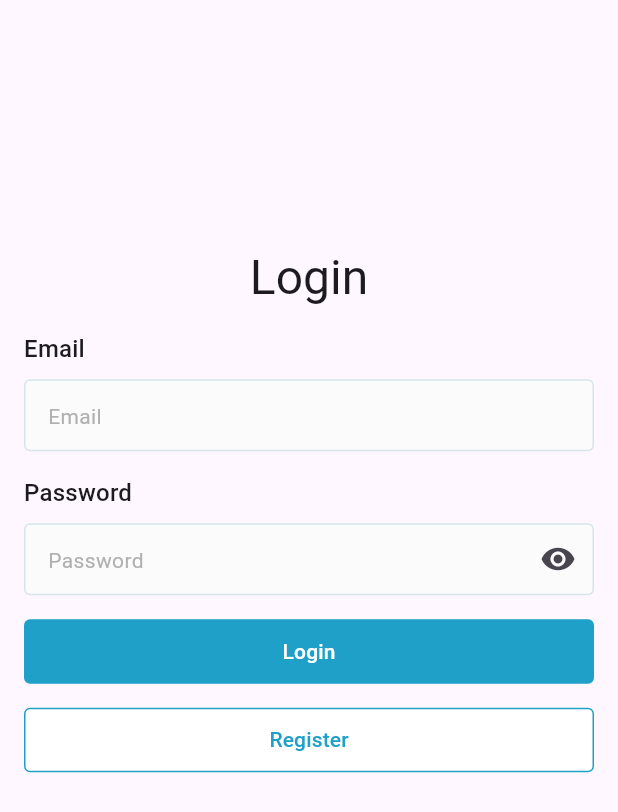
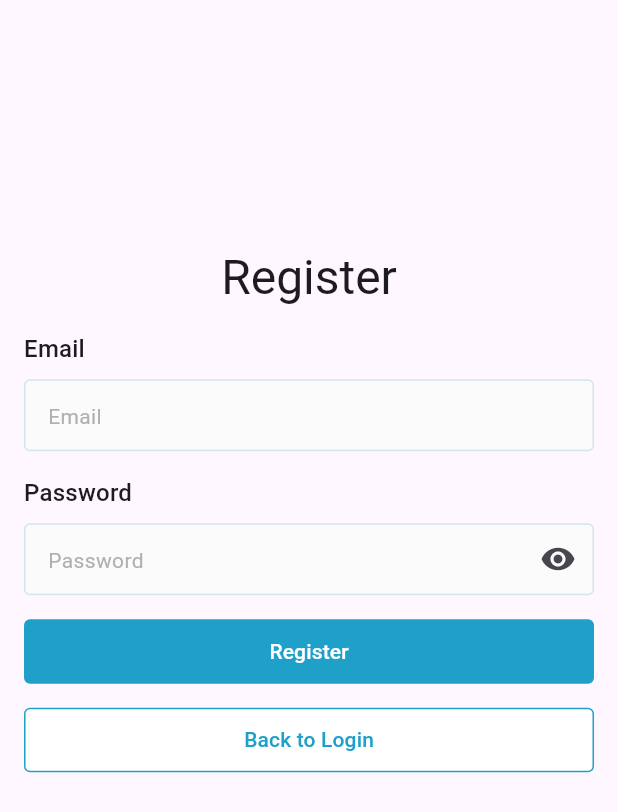
Before and after one commit to fahnaladitia/bahaso_mobile_app, a Flutter app: the screen it shows after launch, after a tap on "Register", on a phone screen of 412 x 824 dp. Shown: the top 812 px of the screen. Run offline on Flutter 3.47's test engine with Material 3 defaults, Android fonts, the light colour scheme and no system bars; our stand-ins replace bloc, equatable, flutter_bloc, get_it, google_fonts, logger.

Commit message:
Create Logic Flow Register User & create toaster extension

```diff
--- a/lib/presentation/app/routes/routes.dart
+++ b/lib/presentation/app/routes/routes.dart
@@ -1,6 +1,7 @@
 import 'package:flutter/material.dart';
 
 import '../../ui/main/main_page.dart';
+import '../../ui/register/register_page.dart';
 
 const String initialRoute = MainPage.routeName;
 
@@ -9,6 +10,8 @@ Route<dynamic> onGenerateRoute(RouteSettings settings) {
     switch (settings.name) {
       case MainPage.routeName:
         return MaterialPageRoute(builder: (context) => const MainPage());
+      case RegisterPage.routeName:
+        return MaterialPageRoute(builder: (context) => const RegisterPage());
       default:
         return MaterialPageRoute(
           builder: (context) => Scaffold(
--- a/lib/presentation/di/blocs_module.dart
+++ b/lib/presentation/di/blocs_module.dart
@@ -1 +1,7 @@
-Future<void> blocsModule() async {}
+import 'package:bahaso_mobile_app/di.dart';
+
+import '../ui/register/bloc/register_bloc.dart';
+
+Future<void> blocsModule() async {
+  getIt.registerFactory(() => RegisterBloc());
+}
--- a/lib/presentation/ui/login/login_page.dart
+++ b/lib/presentation/ui/login/login_page.dart
@@ -1,6 +1,8 @@
+import 'package:bahaso_mobile_app/presentation/utils/toaster_ext.dart';
 import 'package:flutter/material.dart';
 
 import '../../components/components.dart';
+import '../register/register_page.dart';
 
 class LoginPage extends StatefulWidget {
   const LoginPage({Key? key}) : super(key: key);
@@ -91,8 +93,14 @@ class _LoginPageState extends State<LoginPage> {
                 BasicButton.secondary(
                   width: double.infinity,
                   text: 'Register',
-                  onPressed: () {
-                    // Navigate to register page
+                  onPressed: () async {
+                    _emailController.clear();
+                    _passwordController.clear();
+                    final result = await Navigator.pushNamed(context, RegisterPage.routeName);
+                    if (!context.mounted) return;
+                    if (result == true) {
+                      context.showToastSuccess('Register success');
+                    }
                   },
                 ),
               ],
--- /dev/null
+++ b/lib/presentation/ui/register/bloc/register_bloc.dart
@@ -0,0 +1,15 @@
+import 'package:bloc/bloc.dart';
+import 'package:equatable/equatable.dart';
+
+part 'register_event.dart';
+part 'register_state.dart';
+
+class RegisterBloc extends Bloc<RegisterEvent, RegisterState> {
+  RegisterBloc() : super(RegisterInitial()) {
+    on<RegisterSubmittedEvent>((event, emit) async {
+      emit(RegisterLoading());
+      await Future.delayed(const Duration(seconds: 2));
+      emit(RegisterSuccess());
+    });
+  }
+}
--- /dev/null
+++ b/lib/presentation/ui/register/bloc/register_event.dart
@@ -0,0 +1,24 @@
+part of 'register_bloc.dart';
+
+sealed class RegisterEvent extends Equatable {
+  const RegisterEvent();
+
+  @override
+  List<Object> get props => [];
+}
+
+class RegisterSubmittedEvent extends RegisterEvent {
+  final String email;
+  final String password;
+
+  const RegisterSubmittedEvent({
+    required this.email,
+    required this.password,
+  });
+
+  @override
+  List<Object> get props => [email, password];
+
+  @override
+  String toString() => 'RegisterSubmittedEvent(email: $email, password: $password)';
+}
--- /dev/null
+++ b/lib/presentation/ui/register/bloc/register_state.dart
@@ -0,0 +1,23 @@
+part of 'register_bloc.dart';
+
+sealed class RegisterState extends Equatable {
+  const RegisterState();
+
+  @override
+  List<Object> get props => [];
+}
+
+final class RegisterInitial extends RegisterState {}
+
+final class RegisterLoading extends RegisterState {}
+
+final class RegisterSuccess extends RegisterState {}
+
+final class RegisterError extends RegisterState {
+  final String message;
+
+  const RegisterError(this.message);
+
+  @override
+  List<Object> get props => [message];
+}
--- /dev/null
+++ b/lib/presentation/ui/register/register_page.dart
@@ -0,0 +1,131 @@
+import 'package:bahaso_mobile_app/di.dart';
+import 'package:bahaso_mobile_app/presentation/components/components.dart';
+import 'package:bahaso_mobile_app/presentation/ui/register/bloc/register_bloc.dart';
+import 'package:bahaso_mobile_app/presentation/utils/toaster_ext.dart';
+import 'package:flutter/material.dart';
+import 'package:flutter_bloc/flutter_bloc.dart';
+
+class RegisterPage extends StatefulWidget {
+  static const String routeName = '/register';
+  const RegisterPage({Key? key}) : super(key: key);
+
+  @override
+  State<RegisterPage> createState() => _RegisterPageState();
+}
+
+class _RegisterPageState extends State<RegisterPage> {
+  late final TextEditingController _emailController;
+  late final TextEditingController _passwordController;
+
+  GlobalKey<FormState> formKey = GlobalKey<FormState>();
+
+  late final RegisterBloc _registerBloc;
+
+  @override
+  void initState() {
+    super.initState();
+    _emailController = TextEditingController();
+    _passwordController = TextEditingController();
+    _registerBloc = getIt.get();
+  }
+
+  @override
+  void dispose() {
+    _emailController.dispose();
+    _passwordController.dispose();
+    super.dispose();
+  }
+
+  @override
+  Widget build(BuildContext context) {
+    return Scaffold(
+      body: BlocConsumer<RegisterBloc, RegisterState>(
+        bloc: _registerBloc,
+        listener: (context, state) {
+          if (state is RegisterSuccess) {
+            Navigator.pop(context, true);
+          }
+          if (state is RegisterError) {
+            context.showToastError(state.message);
+          }
+        },
+        builder: (context, state) {
+          final isLoading = state is RegisterLoading;
+          return SingleChildScrollView(
+            child: Padding(
+              padding: const EdgeInsets.symmetric(horizontal: 16),
+              child: Form(
+                key: formKey,
+                child: Column(
+                  mainAxisAlignment: MainAxisAlignment.center,
+                  children: [
+                    SizedBox(height: MediaQuery.of(context).size.height * 0.2),
+                    Text(
+                      'Register',
+                      style: Theme.of(context).textTheme.headlineLarge,
+                    ),
+                    const SizedBox(height: 16),
+                    BasicTextInput(
+                      controller: _emailController,
+                      hintText: 'Email',
+                      labelText: 'Email',
+                      keyboardType: TextInputType.emailAddress,
+                      readOnly: isLoading,
+                      validator: (value) {
+                        if (value == null || value.isEmpty) {
+                          return 'Email is required';
+                        }
+                        if (!value.contains('@')) {
+                          return 'Invalid email';
+                        }
+                        return null;
+                      },
+                    ),
+                    const SizedBox(height: 16),
+                    BasicTextInput(
+                      controller: _passwordController,
+                      hintText: 'Password',
+                      labelText: 'Password',
+                      readOnly: isLoading,
+                      obscureText: true,
+                      validator: (value) {
+                        if (value == null || value.isEmpty) {
+                          return 'Password is required';
+                        }
+                        if (value.length < 6) {
+                          return 'Password must be at least 6 characters';
+                        }
+                        return null;
+                      },
+                    ),
+                    const SizedBox(height: 16),
+                    BasicButton.primary(
+                      width: double.infinity,
+                      text: 'Register',
+                      onPressed: isLoading ? null : () => _registerAction(),
+                    ),
+                    const SizedBox(height: 16),
+                    BasicButton.secondary(
+                      width: double.infinity,
+                      text: 'Back to Login',
+                      onPressed: isLoading ? null : () => Navigator.pop(context),
+                    ),
+                  ],
+                ),
+              ),
+            ),
+          );
+        },
+      ),
+    );
+  }
+
+  void _registerAction() {
+    if (formKey.currentState!.validate()) {
+      _registerBloc.add(RegisterSubmittedEvent(
+        email: _emailController.text,
+        password: _passwordController.text,
+      ));
+    }
+  }
+}
```
Also changed, not shown: lib/presentation/utils/toaster_ext.dart (added, +112 -0 lines).
